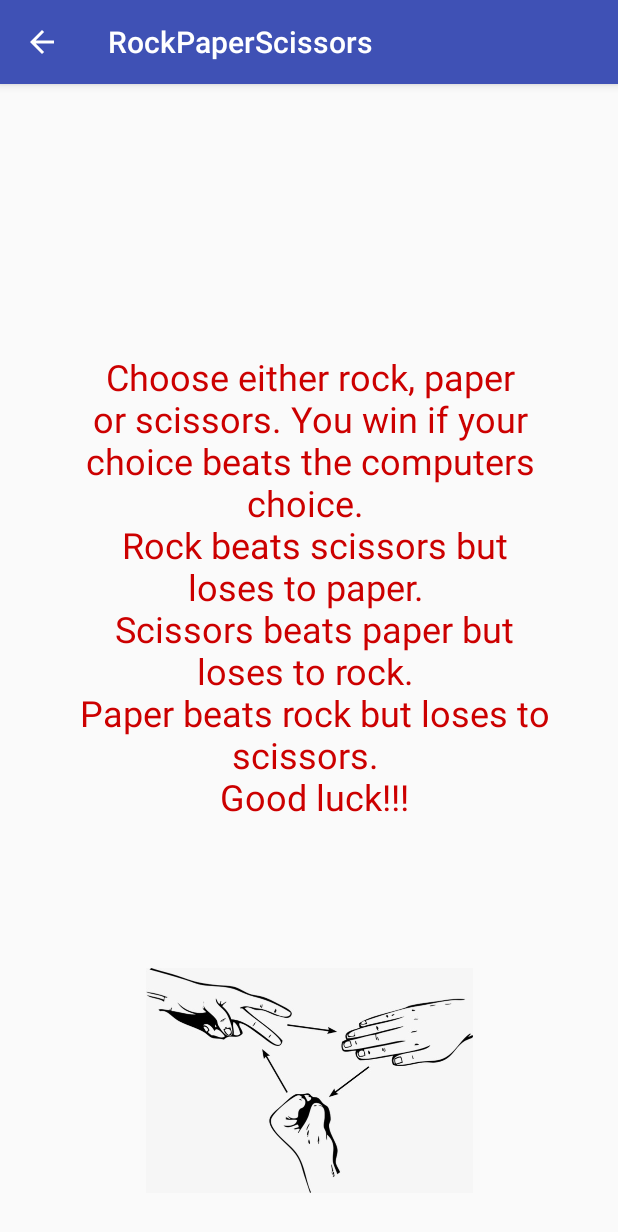
After one commit to markywildtype/rock_paper_scissors_lab_w8d3, an Android app: the RulesActivity screen opened directly, with no data from a screen before it, on a phone screen of 412 x 824 dp. The commit adds this screen. Shown: the top 1232 px of the screen. Run offline under Robolectric (Android 15) with nearby library versions, the phone set to English and light mode, and no system bars.

Commit message:
rules page and images added

```diff
--- a/app/src/main/AndroidManifest.xml
+++ b/app/src/main/AndroidManifest.xml
@@ -16,6 +16,10 @@
                 <category android:name="android.intent.category.LAUNCHER" />
             </intent-filter>
         </activity>
+        <activity
+            android:name=".RulesActivity"
+            android:parentActivityName=".RockPaperScissorsActivity">
+        </activity>
     </application>
 
 </manifest>
--- a/app/src/main/java/example/codeclan/com/rockpaperscissors/RockPaperScissorsActivity.java
+++ b/app/src/main/java/example/codeclan/com/rockpaperscissors/RockPaperScissorsActivity.java
@@ -1,5 +1,6 @@
 package example.codeclan.com.rockpaperscissors;
 
+import android.content.Intent;
 import android.support.v7.app.AppCompatActivity;
 import android.os.Bundle;
 import android.view.View;
@@ -36,4 +37,9 @@ public class RockPaperScissorsActivity extends AppCompatActivity {
         game_result = findViewById(R.id.game_result);
         game_result.setText(result);
     }
+
+    public void onRulesButtonClick(View button) {
+        Intent intent = new Intent(this, RulesActivity.class);
+        startActivity(intent);
+    }
 }
--- /dev/null
+++ b/app/src/main/java/example/codeclan/com/rockpaperscissors/RulesActivity.java
@@ -0,0 +1,13 @@
+package example.codeclan.com.rockpaperscissors;
+
+import android.support.v7.app.AppCompatActivity;
+import android.os.Bundle;
+
+public class RulesActivity extends AppCompatActivity {
+
+    @Override
+    protected void onCreate(Bundle savedInstanceState) {
+        super.onCreate(savedInstanceState);
+        setContentView(R.layout.activity_rules);
+    }
+}
--- /dev/null
+++ b/app/src/main/res/layout/activity_rules.xml
@@ -0,0 +1,41 @@
+<?xml version="1.0" encoding="utf-8"?>
+<android.support.constraint.ConstraintLayout xmlns:android="http://schemas.android.com/apk/res/android"
+    xmlns:app="http://schemas.android.com/apk/res-auto"
+    xmlns:tools="http://schemas.android.com/tools"
+    android:layout_width="match_parent"
+    android:layout_height="match_parent"
+    tools:context="example.codeclan.com.rockpaperscissors.RulesActivity">
+
+    <TextView
+        android:id="@+id/textView"
+        android:layout_width="325dp"
+        android:layout_height="411dp"
+        android:layout_marginBottom="8dp"
+        android:layout_marginEnd="8dp"
+        android:layout_marginStart="8dp"
+        android:layout_marginTop="8dp"
+        android:text="@string/rules_text"
+        android:textAlignment="center"
+        android:textColor="@android:color/holo_red_dark"
+        android:textSize="24sp"
+        app:layout_constraintBottom_toBottomOf="parent"
+        app:layout_constraintEnd_toEndOf="parent"
+        app:layout_constraintHorizontal_bias="0.511"
+        app:layout_constraintStart_toStartOf="parent"
+        app:layout_constraintTop_toTopOf="parent" />
+
+    <ImageView
+        android:id="@+id/imageView"
+        android:layout_width="218dp"
+        android:layout_height="191dp"
+        android:layout_marginBottom="8dp"
+        android:layout_marginEnd="8dp"
+        android:layout_marginStart="8dp"
+        android:layout_marginTop="8dp"
+        app:layout_constraintBottom_toBottomOf="parent"
+        app:layout_constraintEnd_toEndOf="parent"
+        app:layout_constraintStart_toStartOf="parent"
+        app:layout_constraintTop_toTopOf="parent"
+        app:layout_constraintVertical_bias="1.0"
+        app:srcCompat="@drawable/rock_paper_scissors" />
+</android.support.constraint.ConstraintLayout>
--- a/app/src/main/res/values/strings.xml
+++ b/app/src/main/res/values/strings.xml
@@ -4,4 +4,11 @@
     <string name="rock_button">Rock!</string>
     <string name="paper_button">Paper!</string>
     <string name="scissors_button">Scissors!</string>
+    <string name="rules_button">Rules</string>
+    <string name="rules_text">Choose either rock, paper or scissors. You win if your choice
+                              beats the computers choice. \n Rock beats scissors but loses to
+                            paper. \n Scissors beats paper but loses to rock. \n Paper beats
+                              rock but loses to scissors. \n Good luck!!!
+
+    </string>
 </resources>
```
Also changed, not shown: app/src/main/java/example/codeclan/com/rockpaperscissors/Game.java (added, +23 -0 lines), app/src/main/java/example/codeclan/com/rockpaperscissors/RockPaperScissors.java (+9 -2 lines), app/src/main/java/example/codeclan/com/rockpaperscissors/ScoreKeeper.java (added, +19 -0 lines), app/src/main/res/layout/activity_rock_paper_scissors.xml (+78 -10 lines), app/src/main/res/drawable/paper.png (added), app/src/main/res/drawable/rock.png (added), app/src/main/res/drawable/rock_paper_scissors.jpg (added), app/src/main/res/drawable/scissors.png (added), 1 other file.
